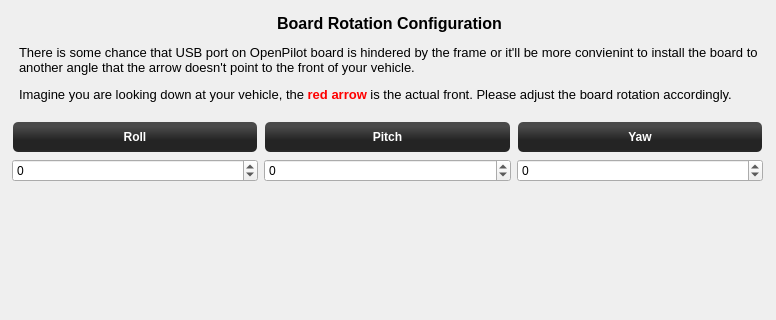
Qt form ground/openpilotgcs/src/plugins/setupwizard/pages/boardrotationpage.ui (openpilot/OpenPilot) before a commit; both pictures show x 0 to 776 and y 0 to 320 of the 776 by 505 pixel window.
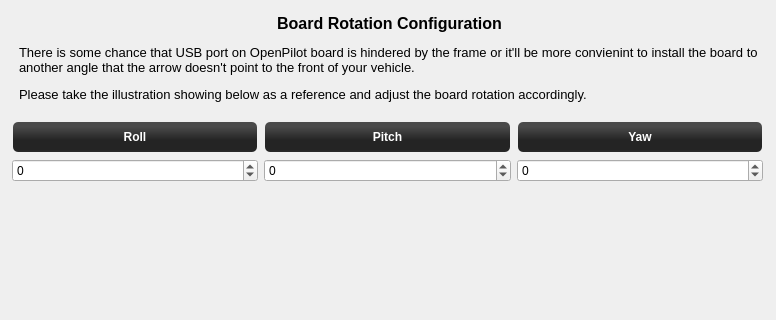
The same form after that commit.

What changed in the file:
```diff
--- a/ground/openpilotgcs/src/plugins/setupwizard/pages/boardrotationpage.ui
+++ b/ground/openpilotgcs/src/plugins/setupwizard/pages/boardrotationpage.ui
@@ -29,7 +29,7 @@
 &lt;/style&gt;&lt;/head&gt;&lt;body style=&quot; font-family:'MS Shell Dlg 2'; font-size:8pt; font-weight:400; font-style:normal;&quot;&gt;
 &lt;p align=&quot;center&quot; style=&quot; margin-top:12px; margin-bottom:12px; margin-left:0px; margin-right:0px; -qt-block-indent:0; text-indent:0px;&quot;&gt;&lt;span style=&quot; font-size:12pt; font-weight:600;&quot;&gt;Board Rotation Configuration&lt;/span&gt;&lt;/p&gt;
 &lt;p style=&quot; margin-top:12px; margin-bottom:12px; margin-left:0px; margin-right:0px; -qt-block-indent:0; text-indent:0px;&quot;&gt;&lt;span style=&quot; font-size:10pt;&quot;&gt;There is some chance that USB port on OpenPilot board is hindered by the frame or it'll be more convienint to install the board to another angle that the arrow doesn't point to the front of your vehicle.&lt;/span&gt;&lt;/p&gt;
-&lt;p style=&quot; margin-top:12px; margin-bottom:12px; margin-left:0px; margin-right:0px; -qt-block-indent:0; text-indent:0px;&quot;&gt;&lt;span style=&quot; font-size:10pt;&quot;&gt;Imagine you are looking down at your vehicle, the &lt;/span&gt;&lt;span style=&quot; font-size:10pt; font-weight:600; color:#ff0000;&quot;&gt;red arrow&lt;/span&gt;&lt;span style=&quot; font-size:10pt;&quot;&gt; is the actual front. Please adjust the board rotation accordingly.&lt;/span&gt;&lt;/p&gt;&lt;/body&gt;&lt;/html&gt;</string>
+&lt;p style=&quot; margin-top:12px; margin-bottom:12px; margin-left:0px; margin-right:0px; -qt-block-indent:0; text-indent:0px;&quot;&gt;&lt;span style=&quot; font-size:10pt;&quot;&gt;Please take the illustration showing below as a reference and adjust the board rotation accordingly.&lt;/span&gt;&lt;/p&gt;&lt;/body&gt;&lt;/html&gt;</string>
    </property>
    <property name="textFormat">
     <enum>Qt::AutoText</enum>
```
